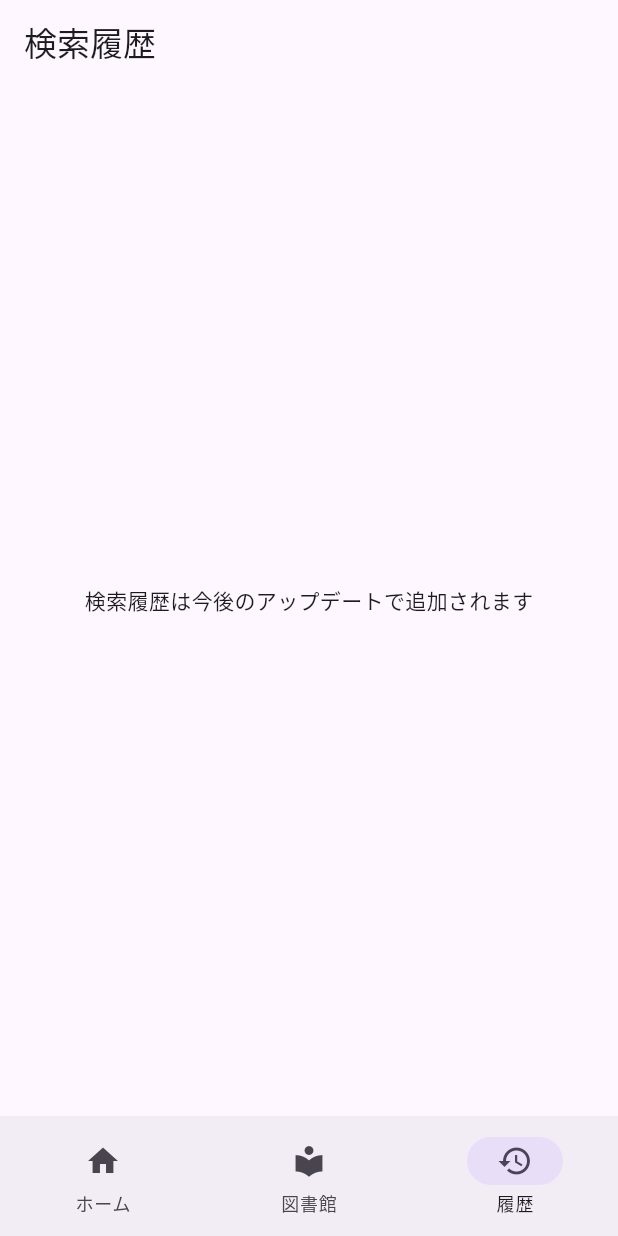
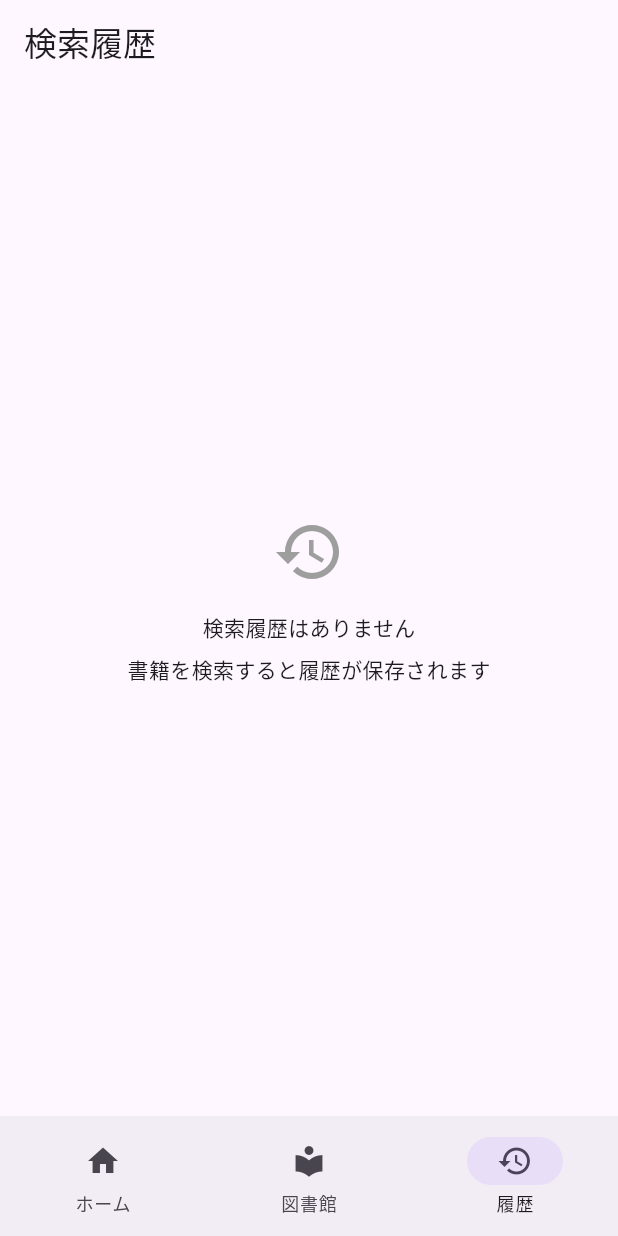
Before and after one commit to satoryu/LibCheck, a Flutter app: the screen it shows after launch, item 3 of the bottom bar chosen, on a phone screen of 412 x 824 dp. Run offline on Flutter 3.47's test engine with Material 3 defaults, Android fonts, the phone set to English and light mode, and no system bars; our stand-ins replace flutter_riverpod, go_router, shared_preferences; missing offline and left inert: mobile_scanner.

Commit message:
Add search history list page with re-search and deletion
Replace HistoryPlaceholderPage with SearchHistoryPage showing saved
search history with ISBN, relative date, and best availability status.
Supports tap-to-re-search via BookSearchResultPage, swipe-to-delete
individual entries, and bulk delete with confirmation dialog.

Closes #26

Co-Authored-By: Claude Opus 4.6 <noreply@anthropic.com>

```diff
--- /dev/null
+++ b/lib/presentation/pages/search_history_page.dart
@@ -0,0 +1,124 @@
+import 'package:flutter/material.dart';
+import 'package:flutter_riverpod/flutter_riverpod.dart';
+import 'package:go_router/go_router.dart';
+
+import 'package:libcheck/domain/models/search_history_entry.dart';
+import 'package:libcheck/presentation/providers/search_history_providers.dart';
+import 'package:libcheck/presentation/widgets/search_history_card.dart';
+
+class SearchHistoryPage extends ConsumerWidget {
+  const SearchHistoryPage({super.key});
+
+  @override
+  Widget build(BuildContext context, WidgetRef ref) {
+    final historyAsync = ref.watch(searchHistoryProvider);
+
+    return Scaffold(
+      appBar: AppBar(
+        title: const Text('検索履歴'),
+        actions: [
+          if (historyAsync case AsyncData(value: final entries)
+              when entries.isNotEmpty)
+            IconButton(
+              icon: const Icon(Icons.delete_sweep),
+              onPressed: () => _showDeleteAllDialog(context, ref),
+            ),
+        ],
+      ),
+      body: historyAsync.when(
+        loading: () => const Center(child: CircularProgressIndicator()),
+        error: (error, _) => Center(
+          child: Column(
+            mainAxisAlignment: MainAxisAlignment.center,
+            children: [
+              const Icon(Icons.error_outline, size: 48,
+                  color: Color(0xFFD32F2F)),
+              const SizedBox(height: 16),
+              const Text('エラーが発生しました'),
+              const SizedBox(height: 16),
+              FilledButton(
+                onPressed: () => ref.invalidate(searchHistoryProvider),
+                child: const Text('再試行'),
+              ),
+            ],
+          ),
+        ),
+        data: (entries) {
+          if (entries.isEmpty) {
+            return _buildEmptyState();
+          }
+          return _buildHistoryList(context, ref, entries);
+        },
+      ),
+    );
+  }
+
+  Widget _buildEmptyState() {
+    return const Center(
+      child: Column(
+        mainAxisAlignment: MainAxisAlignment.center,
+        children: [
+          Icon(Icons.history, size: 48, color: Color(0xFF9E9E9E)),
+          SizedBox(height: 16),
+          Text('検索履歴はありません'),
+          SizedBox(height: 8),
+          Text('書籍を検索すると履歴が保存されます'),
+        ],
+      ),
+    );
+  }
+
+  Widget _buildHistoryList(
+    BuildContext context,
+    WidgetRef ref,
+    List<SearchHistoryEntry> entries,
+  ) {
+    return ListView.builder(
+      padding: const EdgeInsets.all(16),
+      itemCount: entries.length,
+      itemBuilder: (context, index) {
+        final entry = entries[index];
+        return Dismissible(
+          key: Key(entry.isbn),
+          direction: DismissDirection.endToStart,
+          background: Container(
+            alignment: Alignment.centerRight,
+            padding: const EdgeInsets.only(right: 16),
+            color: const Color(0xFFD32F2F),
+            child: const Icon(Icons.delete, color: Colors.white),
+          ),
+          onDismissed: (_) {
+            ref.read(searchHistoryProvider.notifier).remove(entry.isbn);
+          },
+          child: SearchHistoryCard(
+            entry: entry,
+            onTap: () => context.push('/result/${entry.isbn}'),
+          ),
+        );
+      },
+    );
+  }
+
+  void _showDeleteAllDialog(BuildContext context, WidgetRef ref) {
+    showDialog(
+      context: context,
+      builder: (context) => AlertDialog(
+        title: const Text('全履歴を削除'),
+        content: const Text('すべての検索履歴を削除しますか？'),
+        actions: [
+          TextButton(
+            onPressed: () => Navigator.of(context).pop(),
+            child: const Text('キャンセル'),
+          ),
+          TextButton(
+            onPressed: () {
+              ref.read(searchHistoryProvider.notifier).removeAll();
+              Navigator.of(context).pop();
+            },
+            child: const Text('削除'),
+          ),
+        ],
+      ),
+    );
+  }
+}
--- a/lib/presentation/router/app_router.dart
+++ b/lib/presentation/router/app_router.dart
@@ -6,7 +6,7 @@ import 'package:libcheck/presentation/pages/barcode_scanner_page.dart';
 import 'package:libcheck/presentation/pages/book_search_result_page.dart';
 import 'package:libcheck/presentation/pages/home_page.dart';
 import 'package:libcheck/presentation/pages/library_management_page.dart';
-import 'package:libcheck/presentation/pages/history_placeholder_page.dart';
+import 'package:libcheck/presentation/pages/search_history_page.dart';
 import 'package:libcheck/presentation/pages/prefecture_selection_page.dart';
 import 'package:libcheck/presentation/pages/city_selection_page.dart';
 import 'package:libcheck/presentation/pages/isbn_input_page.dart';
@@ -42,7 +42,7 @@ final routerProvider = Provider<GoRouter>((ref) {
               GoRoute(
                 path: '/history',
                 builder: (context, state) =>
-                    const HistoryPlaceholderPage(),
+                    const SearchHistoryPage(),
               ),
             ],
           ),
```
Also changed, not shown: lib/presentation/widgets/search_history_card.dart (added, +90 -0 lines), 6 other files.
